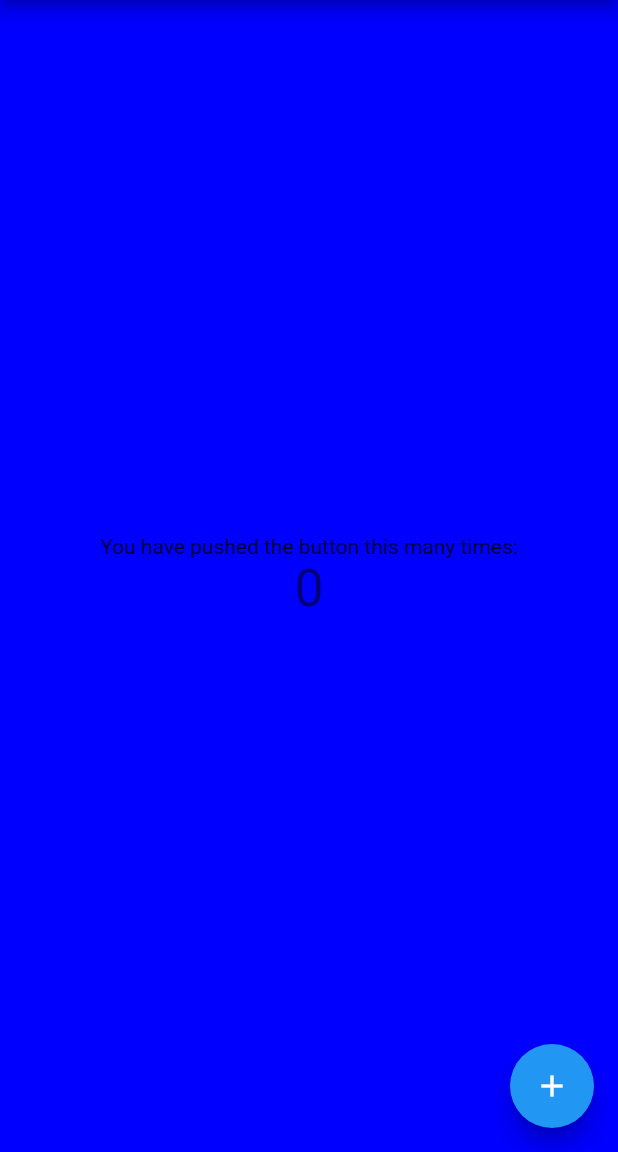
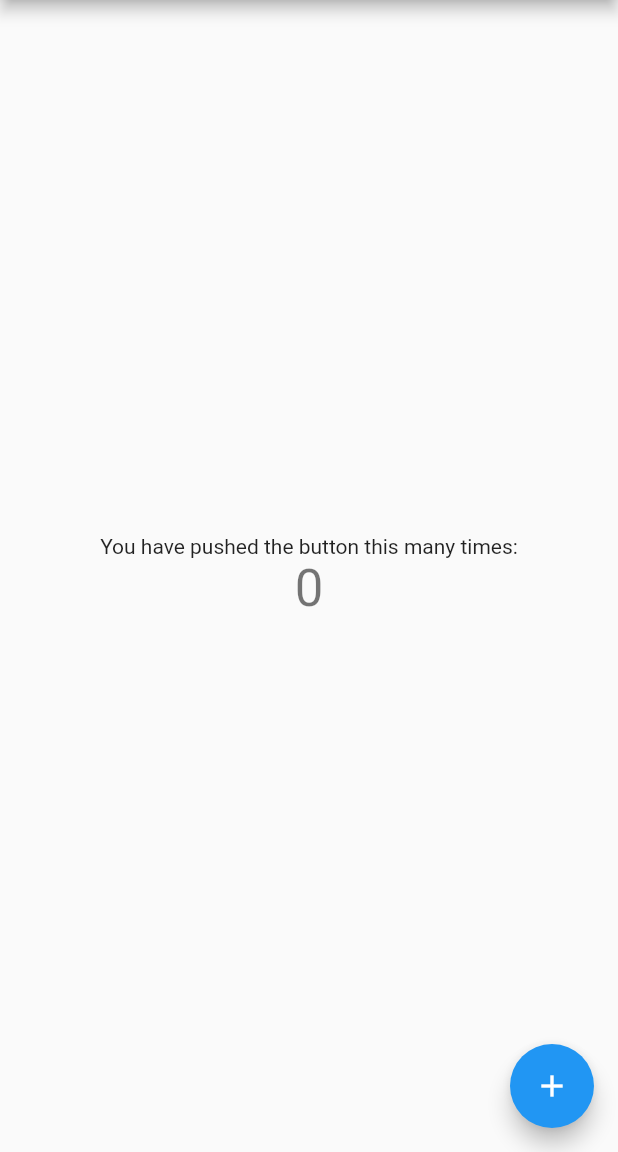
Before and after one commit to oMatheusCaetano/template, a Flutter app: the screen it shows after launch, on a phone screen of 412 x 824 dp, the part 84-1236 px from its top. Run offline on Flutter 3.47's test engine with Material 2 defaults, Android fonts, the phone set to English and light mode, and no system bars; our stand-ins replace dartz.

```diff
--- a/analysis_options.yaml
+++ b/analysis_options.yaml
@@ -5,5 +5,7 @@ linter:
     avoid_print: true
     prefer_single_quotes: true
 
+    prefer_const_constructors: false
+
 # Additional information about this file can be found at
 # https://dart.dev/guides/language/analysis-options
--- /dev/null
+++ b/lib/core/domain/errors/base_exception.dart
@@ -0,0 +1 @@
+class BaseException implements Exception {}
--- a/lib/core/domain/helpers/colored.dart
+++ /dev/null
@@ -1,48 +0,0 @@
-import 'package:flutter/material.dart';
-
-class Colored extends Color {
-  Colored(dynamic value) : super(_handle(value));
-
-  factory Colored.darken(dynamic value, [double amount = .1]) =>
-      _handleLightness(value, amount, '-');
-
-  factory Colored.lighten(dynamic value, [double amount = .1]) =>
-    _handleLightness(value, amount, '+');
-
-  static scheme(BuildContext context) => Theme.of(context).colorScheme;
-
-  static backgroundColor(BuildContext context) => Theme.of(context).backgroundColor;
-
-  static schemePrimary(BuildContext context) => Theme.of(context).colorScheme.primary;
-
-  static String toHex(Color color) {
-    return '#'
-        '${color.alpha.toRadixString(16).padLeft(2, '0')}'
-        '${color.red.toRadixString(16).padLeft(2, '0')}'
-        '${color.green.toRadixString(16).padLeft(2, '0')}'
-        '${color.blue.toRadixString(16).padLeft(2, '0')}';
-  }
-
-  static int _handle(dynamic value) {
-    if (value is Color) return value.value;
-
-    if (value is int) return value;
-
-    if (value is String) {
-      value = value.toUpperCase().replaceAll('#', '');
-      if (value.length == 6) value = 'FF' + value;
-      return int.parse(value, radix: 16);
-    }
-
-    throw ArgumentError('Value must be a string or integer.');
-  }
-
-  static _handleLightness(dynamic value, double amount, String operator) {
-    assert(amount >= 0 && amount <= 1);
-    final hsl = HSLColor.fromColor(Colored(value));
-    final calc =
-        operator == '+' ? (hsl.lightness + amount) : (hsl.lightness - amount);
-    final hslLight = hsl.withLightness((calc).clamp(0.0, 1.0));
-    return Colored(hslLight.toColor());
-  }
-}
--- /dev/null
+++ b/lib/core/domain/repositories/repository.dart
@@ -0,0 +1 @@
+abstract class Repository {}
--- /dev/null
+++ b/lib/core/domain/use_cases/implementations/use_case_impl.dart
@@ -0,0 +1,3 @@
+import 'package:template/core/domain/use_cases/use_case.dart';
+
+class UseCaseImpl implements UseCase {}
--- /dev/null
+++ b/lib/core/domain/use_cases/use_case.dart
@@ -0,0 +1 @@
+abstract class UseCase {}
--- a/lib/main.dart
+++ b/lib/main.dart
@@ -1,5 +1,4 @@
 import 'package:flutter/material.dart';
-import 'package:template/core/domain/helpers/colored.dart';
 
 void main() {
   runApp(const MyApp());
@@ -24,9 +23,8 @@ class MyApp extends StatelessWidget {
         // Notice that the counter didn't reset back to zero; the application
         // is not restarted.
         primarySwatch: Colors.blue,
-        scaffoldBackgroundColor: Colored('0000FF'),
       ),
-      home: const MyHomePage(title: 'Flutter Demo Home Page'),
+      home: MyHomePage(title: 'Flutter Demo Home Page'),
     );
   }
 }
--- a/pubspec.yaml
+++ b/pubspec.yaml
@@ -8,9 +8,11 @@ dependencies:
   flutter:
     sdk: flutter
   cupertino_icons: ^1.0.2
+  dartz:
 dev_dependencies:
   flutter_test:
     sdk: flutter
   flutter_lints: ^2.0.0
+  mocktail:
 flutter:
   uses-material-design: true
```
Also changed, not shown: lib/features/search/domain/entities/search_result.dart (added, +13 -0 lines), lib/features/search/domain/repositories/search_result_repository.dart (added, +10 -0 lines), lib/features/search/domain/use_cases/implementations/search_by_text_impl.dart (added, +18 -0 lines), lib/features/search/domain/use_cases/search_by_text.dart (added, +10 -0 lines), pubspec.lock, 2 other files.
